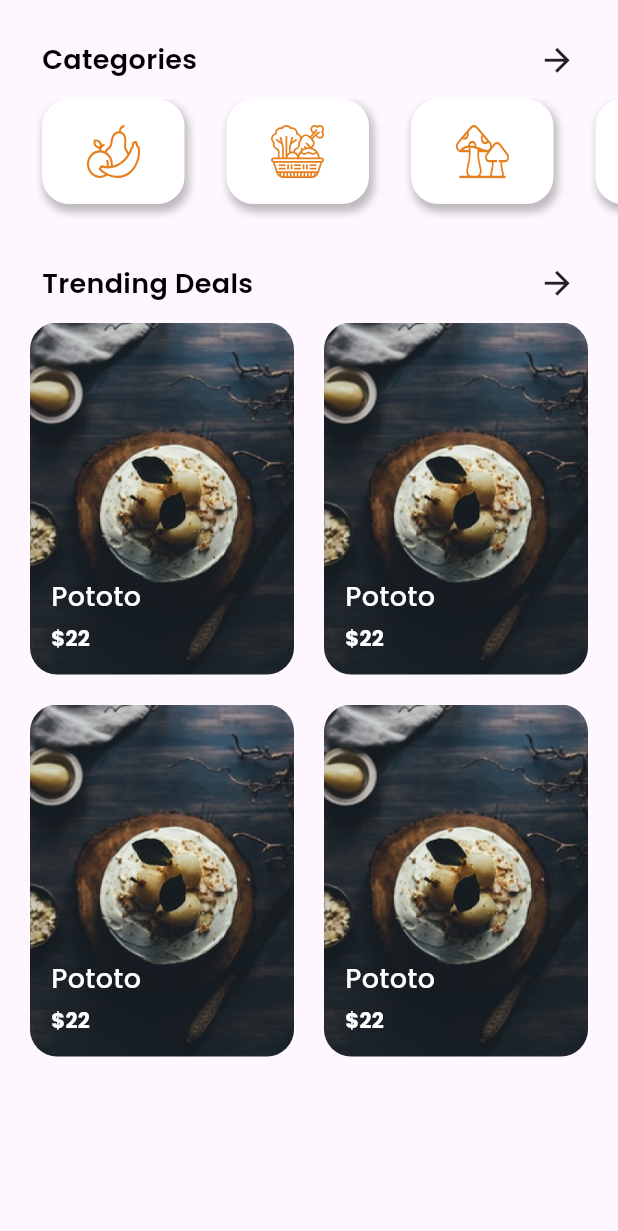
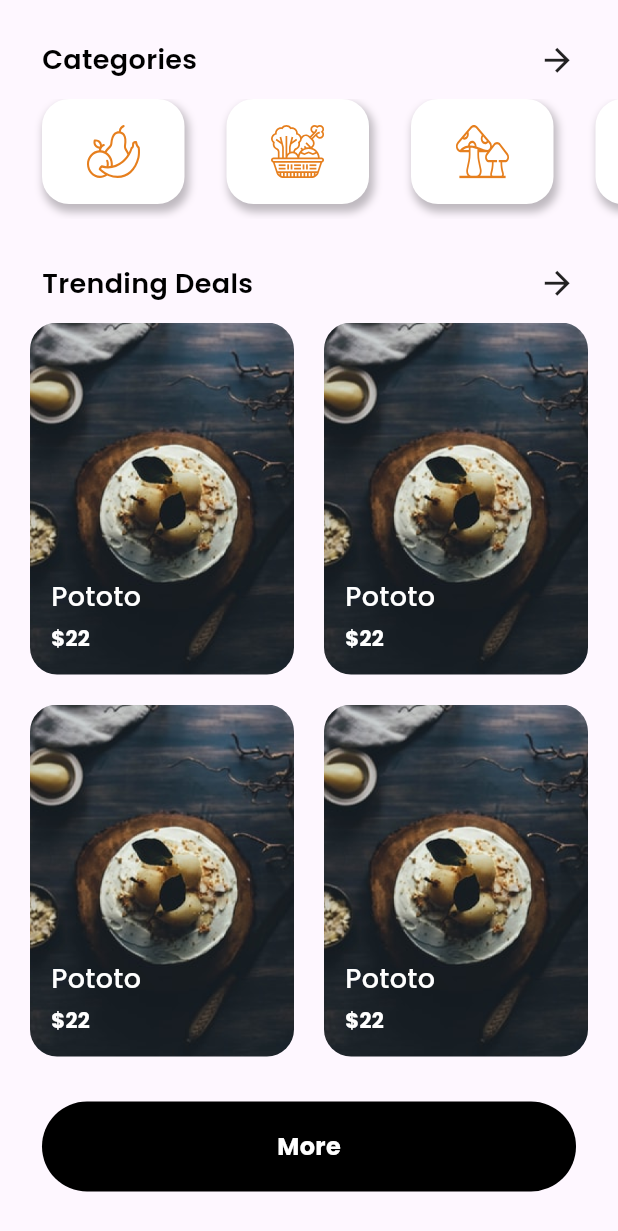
Before and after one commit to AbdelWahab-Farhat/Fruits-market-app, a Flutter app: the HomeViewBody screen opened directly, scrolled down 207 dp, on a phone screen of 412 x 824 dp. Shown: the top 1231 px of the screen. Run offline on Flutter 3.47's test engine with Material 3 defaults, Android fonts, the phone set to English and light mode, and no system bars; our stand-ins replace flutter_svg, go_router, google_fonts, smooth_page_indicator.

Commit message:
add more button

```diff
--- a/lib/features/home/presentation/views/widgets/home_view_body.dart
+++ b/lib/features/home/presentation/views/widgets/home_view_body.dart
@@ -1,4 +1,5 @@
 import 'package:flutter/material.dart';
+import 'package:fresh_fruits/core/widgets/custom_filled_button.dart';
 import 'app_bar_section.dart';
 import 'category_section.dart';
 import 'custom_sub_title.dart';
@@ -33,8 +34,18 @@ class HomeViewBody extends StatelessWidget {
                 subTitle: 'Trending Deals',
               ),
             ),
-            SliverFillRemaining(
+            SliverToBoxAdapter(
               child: TrendingSection(),
+            ),
+            SliverToBoxAdapter(
+              child: Padding(
+                padding: EdgeInsets.symmetric(horizontal: 28,vertical: 30),
+                child: CustomFilledButton(
+                  title: 'More',
+                  color: Colors.black,
+
+                ),
+              ),
             ),
           ],
         ),
```
